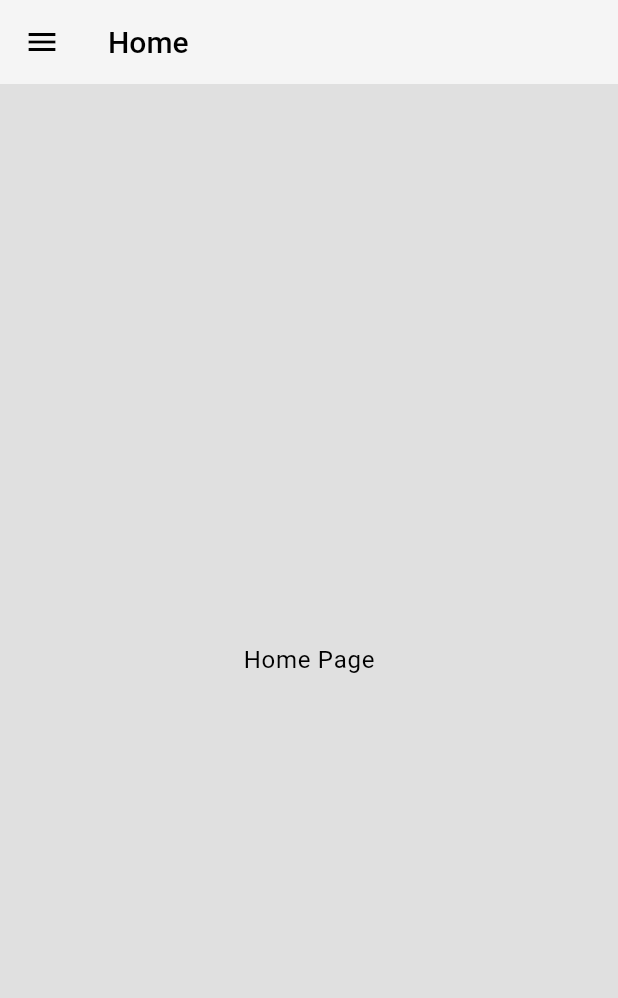
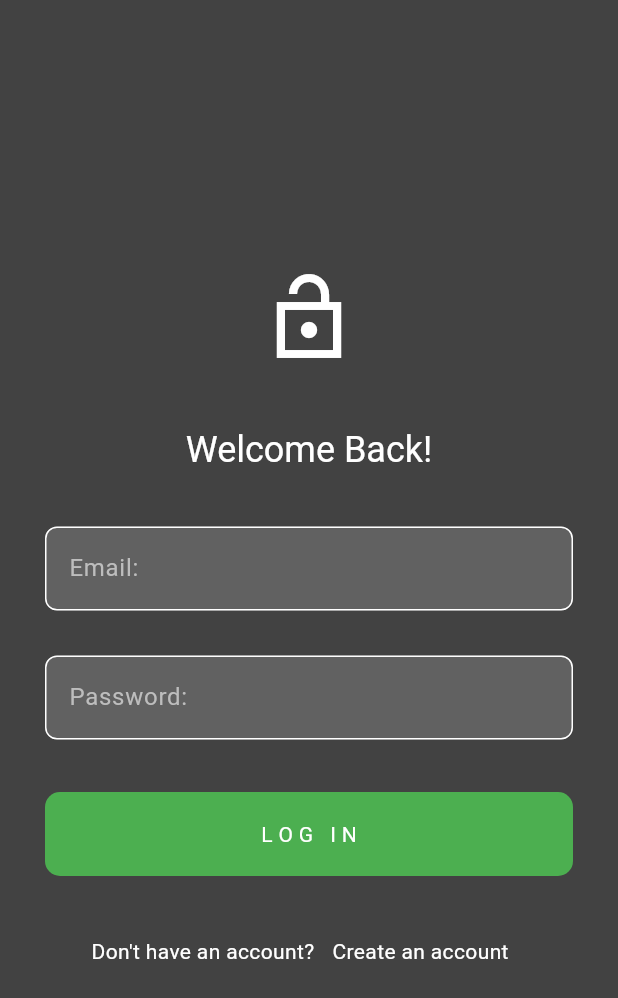
Before and after one commit to Praphulla06/harmony-hub, a Flutter app: the screen it shows after launch, on a phone screen of 412 x 824 dp. Shown: the top 998 px of the screen. Run offline on Flutter 3.47's test engine with Material 3 defaults, Android fonts, the phone set to English and light mode, and no system bars; our stand-ins replace firebase_auth, firebase_core, flutter_bloc, go_router; accounts and stored records are empty; generated files the repository leaves out were written again.

Commit message:
Authentication Setup

```diff
--- a/lib/app.dart
+++ b/lib/app.dart
@@ -1,19 +1,47 @@
 import 'package:flutter/material.dart';
+import 'package:flutter_bloc/flutter_bloc.dart';
 import 'package:harmony_hub/core/navigation/app_router.dart';
-// import 'package:harmony_hub/core/themes/dark_theme.dart';
-import 'package:harmony_hub/core/themes/light_theme.dart';
-// import 'package:harmony_hub/features/home/presentation/home_page.dart';
+import 'package:harmony_hub/core/state_management/theme/cubits/theme_cubit.dart';
+import 'package:harmony_hub/core/state_management/theme/states/theme_state.dart';
+import 'package:harmony_hub/features/auth/data/repositories/firebase_app_user_repo_impl.dart';
+import 'package:harmony_hub/features/auth/domain/repositories/app_user_repo.dart';
+import 'package:harmony_hub/features/auth/presentation/bloc/cubits/auth_cubit.dart';
+import 'package:harmony_hub/features/auth/presentation/bloc/states/auth_states.dart';
 
 class MyApp extends StatelessWidget {
   const MyApp({super.key});
 
   @override
   Widget build(BuildContext context) {
-    return MaterialApp.router(
-      debugShowCheckedModeBanner: false,
-      theme: lightTheme,
-      routerConfig: goRouter,
-      // home: HomePage(),
+    final AppUserRepo authRepo = AuthRepo();
+    return MultiBlocProvider(
+      providers: [
+        BlocProvider(create: (context) => ThemeCubit()),
+        BlocProvider(
+            create: (context) => AuthCubit(authRepo: authRepo)..checkAuth()),
+      ],
+      child: BlocBuilder<ThemeCubit, ThemeState>(
+        builder: (context, themeState) {
+          return BlocListener<AuthCubit, AuthState>(
+            listener: (context, authState) {
+              if (authState is Authenticated) {
+                Future.microtask(() => goRouter.go('/home'));
+              } else if (authState is Unauthenticated) {
+                Future.microtask(() => goRouter.go('/auth'));
+              } else if (authState is AuthError) {
+                Scaffold(
+                  body: SnackBar(content: Text(authState.message)),
+                );
+              }
+            },
+            child: MaterialApp.router(
+              debugShowCheckedModeBanner: false,
+              theme: context.watch<ThemeCubit>().themeData,
+              routerConfig: goRouter,
+            ),
+          );
+        },
+      ),
     );
   }
 }
--- a/lib/core/navigation/app_router.dart
+++ b/lib/core/navigation/app_router.dart
@@ -3,13 +3,14 @@ import 'package:harmony_hub/features/auth/presentation/pages/auth_page.dart';
 import 'package:harmony_hub/features/home/presentation/pages/home_page.dart';
 import 'package:harmony_hub/features/notes/presentation/pages/note_page.dart';
 import 'package:harmony_hub/features/planner/presentation/pages/planner_page.dart';
+import 'package:harmony_hub/features/settings/presentation/pages/settings_page.dart';
 
 GoRouter goRouter = GoRouter(
-  initialLocation: '/',
   routes: [
-    GoRoute(path: '/', builder: (context, state) => HomePage()),
-    GoRoute(path: '/note', builder: (context, state) => NotePage()),
+    GoRoute(path: '/home', builder: (context, state) => HomePage()),
+    GoRoute(path: '/notes', builder: (context, state) => NotePage()),
     GoRoute(path: '/planner', builder: (context, state) => PlannerPage()),
+    GoRoute(path: '/settings', builder: (context, state) => SettingsPage()),
     GoRoute(path: '/auth', builder: (context, state) => AuthPage()),
-  ]
+  ],
 );
--- /dev/null
+++ b/lib/features/auth/data/models/firebase_app_user.dart
@@ -0,0 +1,23 @@
+import 'package:harmony_hub/features/auth/domain/entities/app_user.dart';
+
+class UserModel extends AppUser {
+  UserModel({required super.uid, required super.name, required super.email});
+
+  // Json (firebase) to UserModel (AppUser)
+  factory UserModel.fromJson(Map<String, dynamic> json) {
+    return UserModel(
+      uid: json['uid'],
+      name: json['name'],
+      email: json['email']
+    );
+  }
+
+  // UserModel (AppUser) to Json (firebase)
+  Map<String, dynamic> toJson() {
+    return {
+      'uid': uid,
+      'name': name,
+      'email': email
+    };
+  }
+}
--- /dev/null
+++ b/lib/features/auth/data/repositories/firebase_app_user_repo_impl.dart
@@ -0,0 +1,52 @@
+import 'package:firebase_auth/firebase_auth.dart';
+import 'package:harmony_hub/features/auth/data/models/firebase_app_user.dart';
+import 'package:harmony_hub/features/auth/domain/entities/app_user.dart';
+import 'package:harmony_hub/features/auth/domain/repositories/app_user_repo.dart';
+
+class AuthRepo implements AppUserRepo {
+  FirebaseAuth firebaseAuth = FirebaseAuth.instance;
+  @override
+  Future<AppUser?> logInWithEmail(String email, String password) async {
+    try {
+      UserCredential userCredential = await firebaseAuth
+          .signInWithEmailAndPassword(email: email, password: password);
+      return UserModel(
+          uid: userCredential.user!.uid,
+          name: userCredential.user!.displayName ?? '',
+          email: email);
+    } catch (e) {
+      throw Exception('Login Failed: $e');
+    }
+  }
+
+  @override
+  Future<AppUser?> createAccountWithEmail(
+      String name, String email, String password) async {
+    try {
+      UserCredential userCredential = await firebaseAuth
+          .createUserWithEmailAndPassword(email: email, password: password);
+      return UserModel(uid: userCredential.user!.uid, name: name, email: email);
+    } catch (e) {
+      throw Exception('Failed to create account! $e');
+    }
+  }
+
+  @override
+  Future<void> logOut() async {
+    await firebaseAuth.signOut();
+  }
+
+  @override
+  Future<AppUser?> getCurrentUser() async {
+    final firebaseUser = firebaseAuth.currentUser;
+
+    if (firebaseUser == null) {
+      return null;
+    }
+
+    return UserModel(
+        uid: firebaseUser.uid,
+        name: firebaseUser.displayName ?? '',
+        email: firebaseUser.email!);
+  }
+}
--- /dev/null
+++ b/lib/features/auth/domain/entities/app_user.dart
@@ -0,0 +1,6 @@
+class AppUser {
+  final String uid;
+  final String name;
+  final String email;
+  AppUser({required this.uid, required this.name, required this.email});
+}
--- /dev/null
+++ b/lib/features/auth/domain/repositories/app_user_repo.dart
@@ -0,0 +1,8 @@
+import 'package:harmony_hub/features/auth/domain/entities/app_user.dart';
+
+abstract class AppUserRepo {
+  Future<AppUser?> logInWithEmail(String email, String password);
+  Future<AppUser?> createAccountWithEmail(String name, String email, String password);
+  Future<void> logOut();
+  Future<AppUser?> getCurrentUser();
+}
--- /dev/null
+++ b/lib/features/auth/presentation/bloc/states/auth_states.dart
@@ -0,0 +1,15 @@
+import 'package:harmony_hub/features/auth/domain/entities/app_user.dart';
+
+abstract class AuthState {}
+
+class AuthInitial extends AuthState {}
+class AuthLoading extends AuthState {}
+class Authenticated extends AuthState {
+  final AppUser user;
+  Authenticated(this.user);
+}
+class Unauthenticated extends AuthState {}
+class AuthError extends AuthState {
+  final String message;
+  AuthError(this.message);
+}
--- a/lib/features/auth/presentation/pages/auth_page.dart
+++ b/lib/features/auth/presentation/pages/auth_page.dart
@@ -1,20 +1,25 @@
 import 'package:flutter/material.dart';
+import 'package:harmony_hub/features/auth/presentation/pages/log_in_page.dart';
+import 'package:harmony_hub/features/auth/presentation/pages/register_page.dart';
 
-class AuthPage extends StatelessWidget {
+class AuthPage extends StatefulWidget {
   const AuthPage({super.key});
 
   @override
+  State<AuthPage> createState() => _AuthPageState();
+}
+
+class _AuthPageState extends State<AuthPage> {
+  bool showLogInPage = true;
+  @override
   Widget build(BuildContext context) {
+    void togglePage() {
+      setState(() {
+        showLogInPage = !showLogInPage;
+      });
+    }
+
     return Scaffold(
-      appBar: AppBar(
-        iconTheme: Theme.of(context).appBarTheme.iconTheme,
-        title: Text("Authentication"),
-        backgroundColor: Theme.of(context).appBarTheme.backgroundColor,
-        titleTextStyle: Theme.of(context).appBarTheme.titleTextStyle,
-      ),
-      body: Center(
-        child: Text("Auth Page", style: Theme.of(context).textTheme.bodyLarge),
-      ),
-    );
+        body: showLogInPage ? LogInPage(togglePage: togglePage) : RegisterPage(togglePage: togglePage));
   }
 }
--- /dev/null
+++ b/lib/features/auth/presentation/pages/log_in_page.dart
@@ -0,0 +1,98 @@
+import 'package:flutter/material.dart';
+import 'package:flutter_bloc/flutter_bloc.dart';
+import 'package:harmony_hub/features/auth/presentation/bloc/cubits/auth_cubit.dart';
+import 'package:harmony_hub/features/auth/presentation/widgets/my_button.dart';
+import 'package:harmony_hub/features/auth/presentation/widgets/my_text_field.dart';
+
+class LogInPage extends StatefulWidget {
+  final void Function()? togglePage;
+  const LogInPage({super.key, required this.togglePage});
+
+  @override
+  State<LogInPage> createState() => _LogInPageState();
+}
+
+class _LogInPageState extends State<LogInPage> {
+  final TextEditingController emailController = TextEditingController();
+  final TextEditingController passwordController = TextEditingController();
+
+  void login() {
+    String email = emailController.text;
+    String password = passwordController.text;
+
+    final authCubit = context.read<AuthCubit>();
+    if (email.isNotEmpty && password.isNotEmpty) {
+      authCubit.login(email, password);
+    } else {
+      ScaffoldMessenger.of(context).showSnackBar(const SnackBar(
+          content: Text("Please enter both email and password!")));
+    }
+  }
+
+  @override
+  void dispose() {
+    emailController.dispose();
+    passwordController.dispose();
+    super.dispose();
+  }
+
+  @override
+  Widget build(BuildContext context) {
+    return Scaffold(
+      resizeToAvoidBottomInset: true,
+        body: SafeArea(
+      child: Center(
+        child: Padding(
+          padding: const EdgeInsets.symmetric(horizontal: 30),
+          child: SingleChildScrollView(
+            child: Column(
+              mainAxisAlignment: MainAxisAlignment.center,
+              children: [
+                Padding(
+                  padding: const EdgeInsets.symmetric(vertical: 20.0),
+                  child: Icon(Icons.lock_open_sharp, size: 64),
+                ),
+                Padding(
+                  padding: const EdgeInsets.symmetric(vertical: 20.0),
+                  child: Text("Welcome Back!", style: Theme.of(context).textTheme.headlineSmall,),
+                ),
+                Column(
+                  children: [
+                    MyTextField(
+                        controller: emailController,
+                        hintText: "Email: ",
+                        obscureText: false),
+                    MyTextField(
+                        controller: passwordController,
+                        hintText: "Password: ",
+                        obscureText: true),
+                  ],
+                ),
+                Padding(
+                  padding: const EdgeInsets.symmetric(vertical: 20.0),
+                  child: MyButton(text: "L O G   I N", onTap: login),
+                ),
+                Padding(
+                    padding: const EdgeInsets.symmetric(vertical: 20.0),
+                    child: Row(
+                      mainAxisAlignment: MainAxisAlignment.center,
+                      children: [
+                        Text("Don't have an account?"),
+                        GestureDetector(
+                            onTap: widget.togglePage,
+                            child: Padding(
+                              padding:
+                                  const EdgeInsets.symmetric(horizontal: 12.0),
+                              child: Text("Create an account"),
+                            ),
+                            )
+                      ],
+                    )),
+              ],
+            ),
+          ),
+        ),
+      ),
+    ));
+  }
+}
--- /dev/null
+++ b/lib/features/auth/presentation/widgets/my_button.dart
@@ -0,0 +1,23 @@
+import 'package:flutter/material.dart';
+
+class MyButton extends StatelessWidget {
+  final String text;
+  final void Function()? onTap;
+  const MyButton({super.key, required this.text, required this.onTap});
+
+  @override
+  Widget build(BuildContext context) {
+    return GestureDetector(
+      onTap: onTap,
+      child: Container(
+        width: double.infinity,
+        padding: EdgeInsets.all(18),
+        decoration: BoxDecoration(
+          color: Colors.green,
+          borderRadius: BorderRadius.circular(10),
+        ),
+        child: Center(child: Text(text)),
+      ),
+    );
+  }
+}
--- /dev/null
+++ b/lib/features/auth/presentation/widgets/my_text_field.dart
@@ -0,0 +1,23 @@
+import 'package:flutter/material.dart';
+
+class MyTextField extends StatelessWidget {
+  final TextEditingController controller;
+  final String hintText;
+  final bool obscureText;
+
+  const MyTextField({super.key, required this.controller, required this.hintText, required this.obscureText});
+
+  @override
+  Widget build(BuildContext context) {
+    return Padding(
+      padding: const EdgeInsets.symmetric(vertical: 15),
+      child: TextField(
+        controller: controller,
+        obscureText: obscureText,
+        decoration: InputDecoration(
+          hintText: hintText,
+        ),
+      ),
+    );
+  }
+}
```
Also changed, not shown: lib/core/state_management/theme/cubits/theme_cubit.dart (+14 -2 lines), lib/core/widgets/my_drawer.dart (+41 -16 lines), lib/features/auth/presentation/bloc/cubits/auth_cubit.dart (added, +59 -0 lines), lib/features/auth/presentation/pages/register_page.dart (added, +122 -0 lines), lib/features/settings/presentation/pages/settings_page.dart (added, +23 -0 lines), lib/main.dart (+8 -2 lines), 5 other files.
